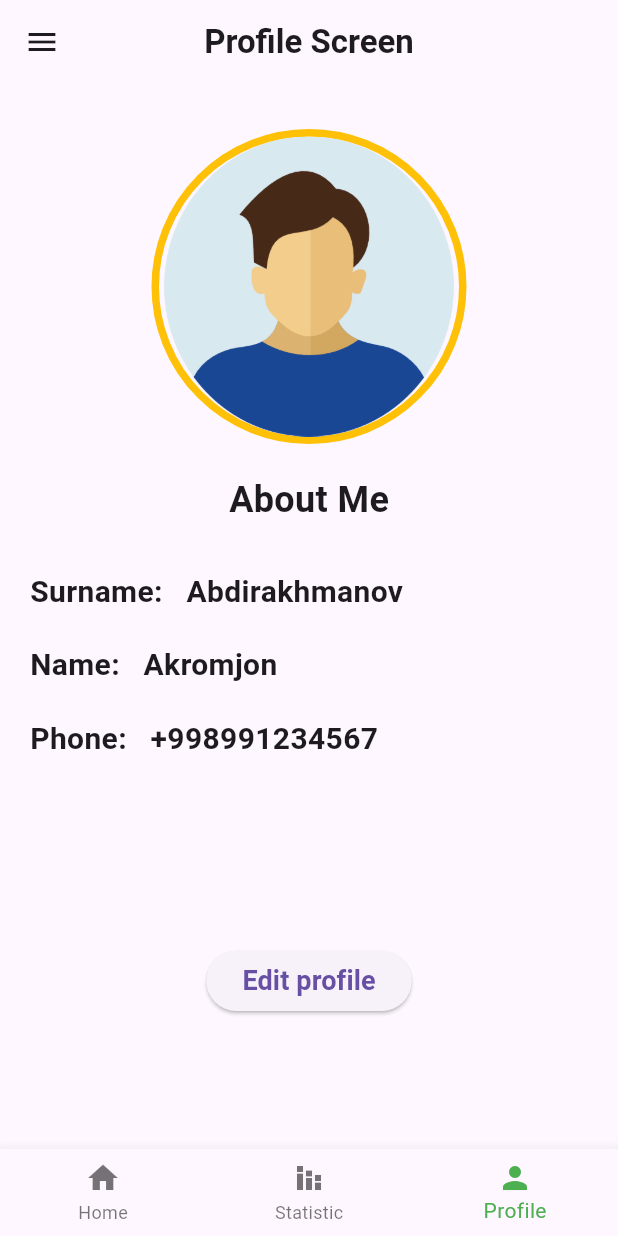
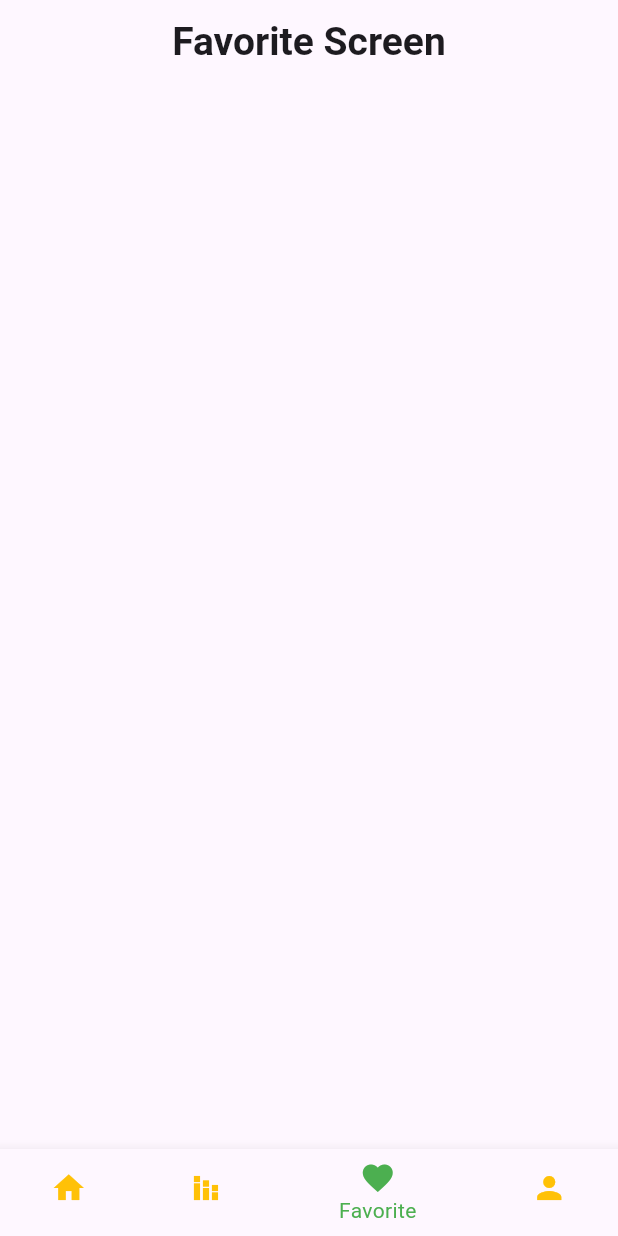
Before and after one commit to Abdirakhmonov/Full_app, a Flutter app: the HomePage widget shown alone on an empty page, opened directly, item 3 of the bottom bar chosen, on a phone screen of 412 x 824 dp. Run offline on Flutter 3.47's test engine with Material 3 defaults, Android fonts, the phone set to English and light mode, and no system bars; our stand-ins replace shared_preferences, sqflite; accounts and stored records are empty; network calls fail.

Commit message:
second commit

```diff
--- /dev/null
+++ b/lib/views/screens/favorite_screen.dart
@@ -0,0 +1,54 @@
+import 'package:flutter/material.dart';
+import '../../viewmodel/cart_viewmodel.dart';
+import '../widgets/listview_container.dart';
+
+class FavoriteScreen extends StatefulWidget {
+  final Function(int) onItemTapped;
+  final int currentIndex;
+
+  FavoriteScreen({required this.onItemTapped, required this.currentIndex, super.key});
+
+  @override
+  State<FavoriteScreen> createState() => _FavoriteScreenState();
+}
+
+class _FavoriteScreenState extends State<FavoriteScreen> {
+  @override
+  Widget build(BuildContext context) {
+    return Scaffold(
+      appBar: AppBar(
+        title: const Text("Favorite Screen", style: TextStyle(
+          fontSize: 26,
+          fontWeight: FontWeight.w700
+        ),),
+        centerTitle: true,
+      ),
+      body: ListView.builder(
+        itemCount: CartViewModel.fav.length,
+        itemBuilder: (context, index) {
+          return Padding(
+            padding: const EdgeInsets.all(8.0),
+            child: CustomListViewBuilderContainer(
+              course: CartViewModel.fav[index],
+              isViewStylePressed: false,
+              isDelete: false,
+            ),
+          );
+        },
+      ),
+      bottomNavigationBar: BottomNavigationBar(
+        currentIndex: widget.currentIndex,
+        selectedItemColor: Colors.green,
+        unselectedItemColor: Colors.amber,
+        onTap: widget.onItemTapped,
+        items: const [
+          BottomNavigationBarItem(icon: Icon(Icons.home), label: "Home"),
+          BottomNavigationBarItem(
+              icon: Icon(Icons.stacked_bar_chart), label: "Statistic"),
+          BottomNavigationBarItem(icon: Icon(Icons.favorite), label: "Favorite"),
+          BottomNavigationBarItem(icon: Icon(Icons.person), label: "Profile"),
+        ],
+      ),
+    );
+  }
+}
--- a/lib/views/screens/home_screen.dart
+++ b/lib/views/screens/home_screen.dart
@@ -1,6 +1,7 @@
 import 'package:flutter/material.dart';
 import 'package:full_app/services/course_service.dart';
 import 'package:full_app/viewmodel/course_viewmodel.dart';
+import 'package:full_app/views/screens/favorite_screen.dart';
 import 'package:full_app/views/screens/todos_screen.dart';
 
 import '../../models/course_model.dart';
@@ -123,11 +124,13 @@ class _HomeScreenState extends State<HomeScreen> {
       bottomNavigationBar: BottomNavigationBar(
         currentIndex: widget.currentIndex,
         selectedItemColor: Colors.green,
+        unselectedItemColor: Colors.amber,
         onTap: widget.onItemTapped,
         items: const [
           BottomNavigationBarItem(icon: Icon(Icons.home), label: "Home"),
           BottomNavigationBarItem(
               icon: Icon(Icons.stacked_bar_chart), label: "Statistic"),
+          BottomNavigationBarItem(icon: Icon(Icons.favorite), label: "Favorite"),
           BottomNavigationBarItem(icon: Icon(Icons.person), label: "Profile"),
         ],
       ),
--- a/lib/views/screens/main_page.dart
+++ b/lib/views/screens/main_page.dart
@@ -1,4 +1,5 @@
 import 'package:flutter/material.dart';
+import 'package:full_app/views/screens/favorite_screen.dart';
 import 'package:full_app/views/screens/profile_screen.dart';
 import 'package:full_app/views/screens/statistic_screen.dart';
 import 'home_screen.dart';
@@ -27,6 +28,7 @@ class _HomePageState extends State<HomePage> {
         HomeScreen(onItemTapped: _onItemTapped, currentIndex: _currentIndex),
         StatisticScreen(
             onItemTapped: _onItemTapped, currentIndex: _currentIndex),
+        FavoriteScreen(onItemTapped: _onItemTapped, currentIndex: _currentIndex,),
         ProfileScreen(onItemTapped: _onItemTapped, currentIndex: _currentIndex),
       ],
     );
--- a/lib/views/screens/profile_screen.dart
+++ b/lib/views/screens/profile_screen.dart
@@ -152,11 +152,13 @@ class _ProfileScreenState extends State<ProfileScreen> {
       bottomNavigationBar: BottomNavigationBar(
         currentIndex: widget.currentIndex,
         selectedItemColor: Colors.green,
+        unselectedItemColor: Colors.amber,
         onTap: widget.onItemTapped,
         items: const [
           BottomNavigationBarItem(icon: Icon(Icons.home), label: "Home"),
           BottomNavigationBarItem(
               icon: Icon(Icons.stacked_bar_chart), label: "Statistic"),
+          BottomNavigationBarItem(icon: Icon(Icons.favorite), label: "Favorite"),
           BottomNavigationBarItem(icon: Icon(Icons.person), label: "Profile"),
         ],
       ),
--- a/lib/views/screens/statistic_screen.dart
+++ b/lib/views/screens/statistic_screen.dart
@@ -77,11 +77,13 @@ class _StatisticScreenState extends State<StatisticScreen> {
       bottomNavigationBar: BottomNavigationBar(
         currentIndex: widget.currentIndex,
         selectedItemColor: Colors.green,
+        unselectedItemColor: Colors.amber,
         onTap: widget.onItemTapped,
         items: const [
           BottomNavigationBarItem(icon: Icon(Icons.home), label: "Home"),
           BottomNavigationBarItem(
               icon: Icon(Icons.stacked_bar_chart), label: "Statistic"),
+          BottomNavigationBarItem(icon: Icon(Icons.favorite), label: "Favorite"),
           BottomNavigationBarItem(icon: Icon(Icons.person), label: "Profile"),
         ],
       ),
```
Also changed, not shown: lib/models/cart.dart (added, +8 -0 lines), lib/viewmodel/cart_viewmodel.dart (added, +28 -0 lines), lib/views/screens/cart_screen.dart (added, +103 -0 lines), lib/views/screens/courses_info_screen.dart (+18 -0 lines).
